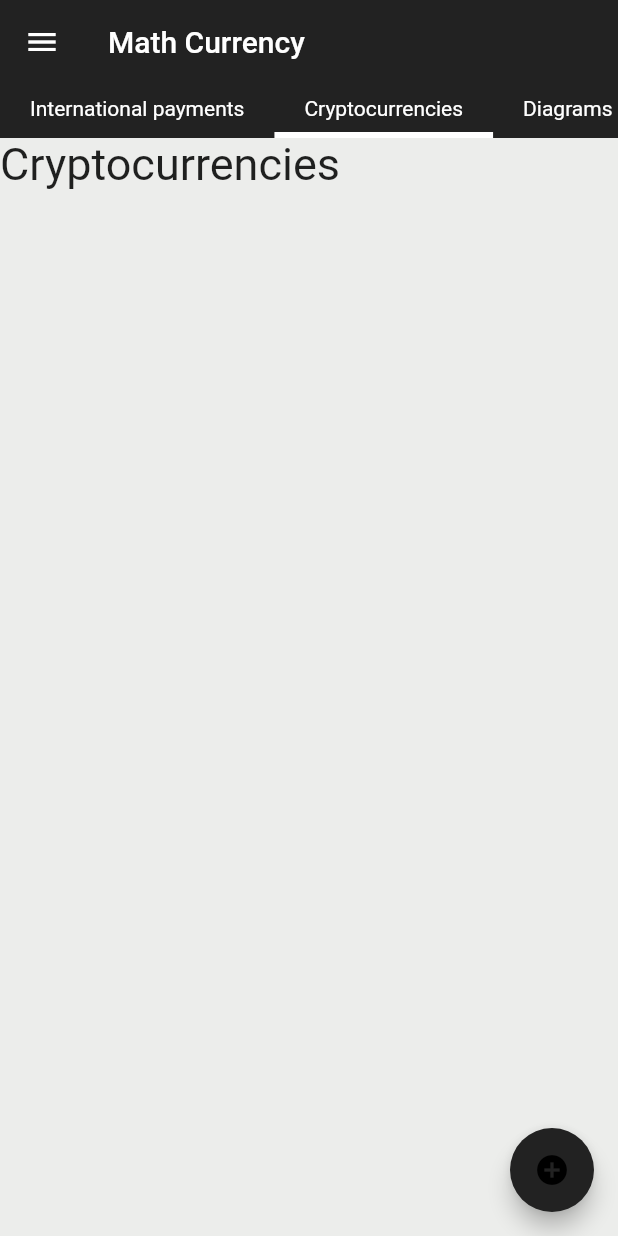
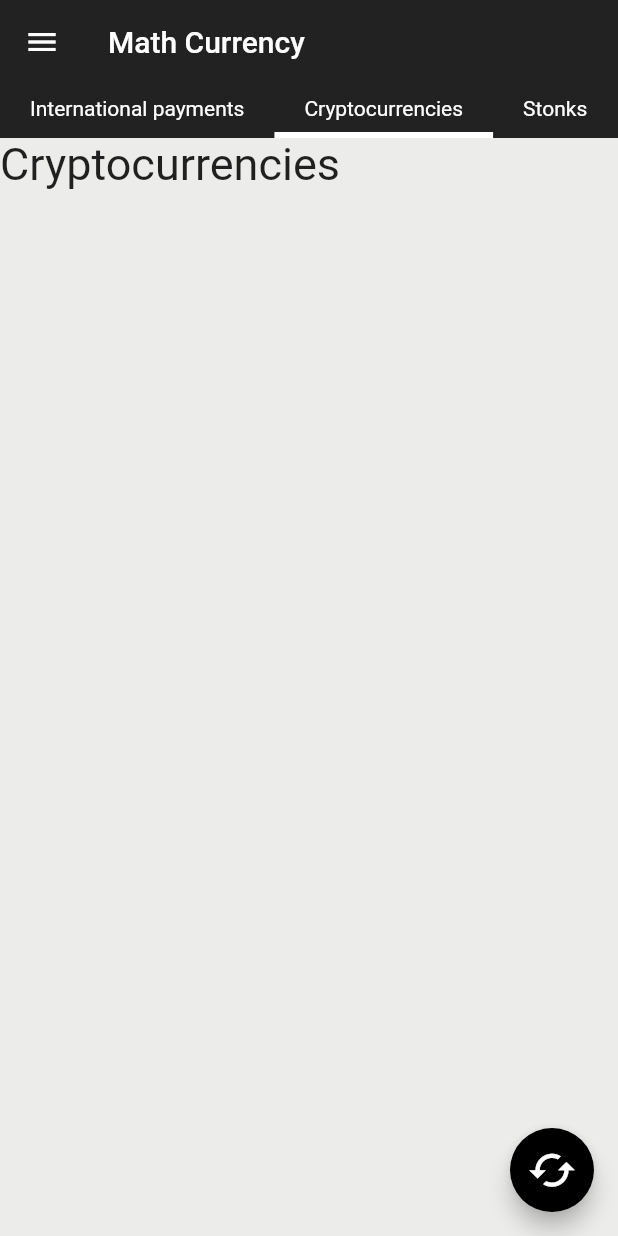
Before and after one commit to piotszy653/currency_calculator, a Flutter app: the screen it shows after launch, on a phone screen of 412 x 824 dp. Run offline on Flutter 3.47's test engine with Material 2 defaults, Android fonts, the phone set to English and light mode, and no system bars.

Commit message:
[master] Improve side bar, and add stonks bookmark xd.

```diff
--- a/lib/main.dart
+++ b/lib/main.dart
@@ -13,6 +13,7 @@ class _MyAppState extends State<MyApp> {
   List<String> _pages = [
     'International payments',
     'Cryptocurrencies',
+    'Stonks',
     'Diagrams'
   ];
   final _controller = PageController(
@@ -33,8 +34,8 @@ class _MyAppState extends State<MyApp> {
   static String _appName = 'Math Currency';
   Color _themColor1 = Color(_darkThemColor);
   Color _themColor2 = Color(_softGray);
-  Color _fontColor1 = Colors.white;
-  Color _fontColor2 = Colors.black;
+  static Color _fontColor1 = Colors.white;
+  static Color _fontColor2 = Colors.black;
 
   Widget build(BuildContext context) {
     return MaterialApp(
@@ -53,7 +54,28 @@ class _MyAppState extends State<MyApp> {
                 child: Text(_appName,
                     style: TextStyle(fontSize: 25, color: _fontColor1)),
                 alignment: Alignment(-0.6, 0.6),
-              )
+              ),
+              ListTile(
+                leading: Icon(Icons.help, color: _fontColor2),
+                title: Text('Tips and Questions'),
+              ),
+              ListTile(
+                leading: Icon(Icons.chat, color: _fontColor2),
+                title: Text('Opinion'),
+              ),
+              ListTile(
+                leading: Icon(Icons.thumb_up, color: _fontColor2),
+                title: Text('Like Us'),
+              ),
+              Divider(),
+              Expanded(
+                  child: Align(
+                alignment: FractionalOffset.bottomRight,
+                child: ListTile(
+                  leading: Icon(Icons.settings, color: _fontColor2),
+                  title: Text('Settings'),
+                ),
+              ))
             ],
           )),
           body: Column(children: [
@@ -96,8 +118,12 @@ class _MyAppState extends State<MyApp> {
           ]),
           floatingActionButton: FloatingActionButton(
             onPressed: () {},
-            child: Icon(Icons.add_circle, color: Colors.black),
-            backgroundColor: _themColor1,
+            backgroundColor: _fontColor2,
+            child: Icon(
+              Icons.cached,
+              color: _fontColor1,
+              size: 33,
+            ),
           )),
     );
   }
```
